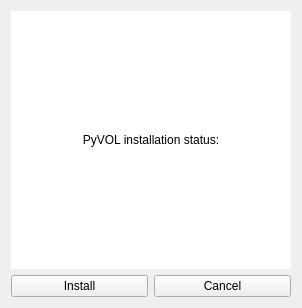
Above: pyvol_plugin/settingswidget.ui from schlessinger-lab/pyvol before the change. Below: the same form after it.
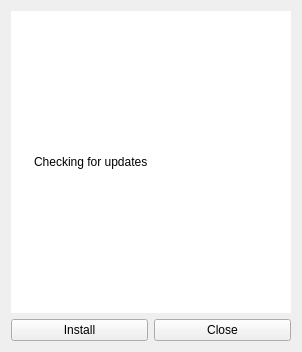
That is the form after the change.

Commit message: finished installation window with upgrade checking

```diff
--- a/pyvol_plugin/settingswidget.ui
+++ b/pyvol_plugin/settingswidget.ui
@@ -7,7 +7,7 @@
     <x>0</x>
     <y>0</y>
     <width>298</width>
-    <height>308</height>
+    <height>352</height>
    </rect>
   </property>
   <property name="windowTitle">
@@ -32,13 +32,10 @@
       <string notr="true">background-color: white;color:black; padding: 20px</string>
      </property>
      <property name="text">
-      <string notr="true">PyVOL installation status:</string>
+      <string notr="true">Checking for updates</string>
      </property>
      <property name="textFormat">
-      <enum>Qt::PlainText</enum>
-     </property>
-     <property name="alignment">
-      <set>Qt::AlignCenter</set>
+      <enum>Qt::RichText</enum>
      </property>
      <property name="wordWrap">
       <bool>true</bool>
@@ -57,7 +54,7 @@
      <item>
       <widget class="QPushButton" name="button_close">
        <property name="text">
-        <string notr="true">Cancel</string>
+        <string notr="true">Close</string>
        </property>
       </widget>
      </item>
```
The commit also changes 2 other files.
